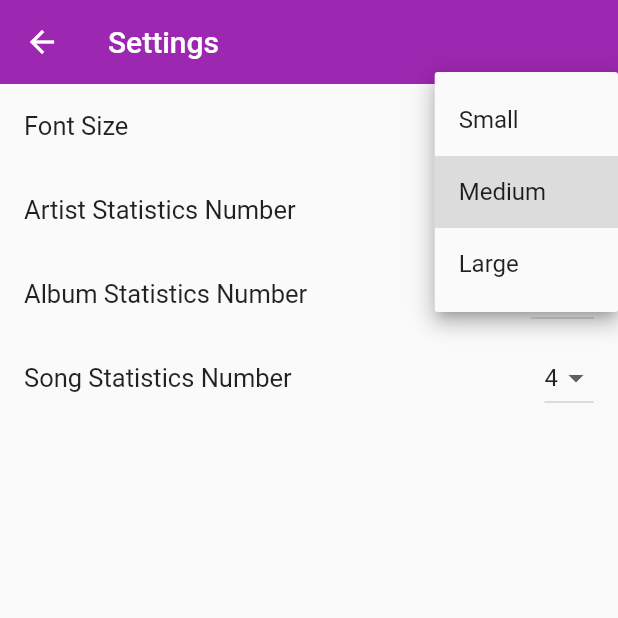
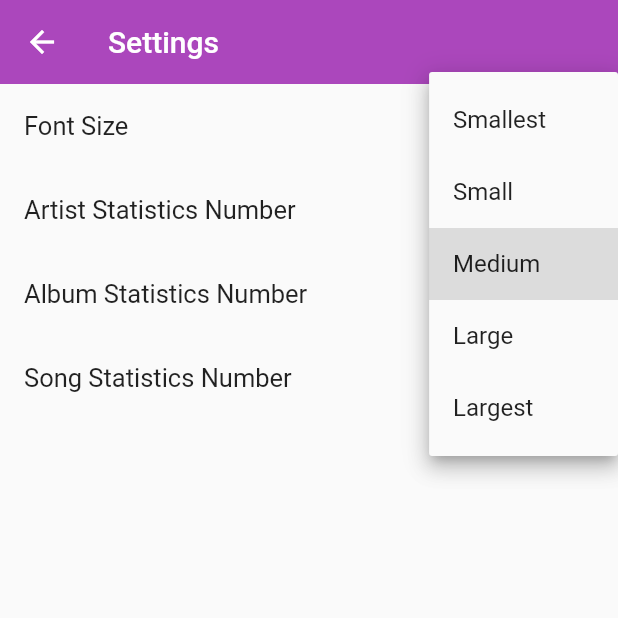
Before and after one commit to iberatkaya/playify_app, a Flutter app: the SettingsScreen screen opened directly, after a tap on "Medium", on a phone screen of 412 x 824 dp, the top half of it. Run offline on Flutter 3.47's test engine with Material 2 defaults, Android fonts, the light colour scheme and no system bars; our stand-ins replace flutter_redux, font_awesome_flutter, permission_handler, pie_chart, redux, shared_preferences and 1 more; missing offline and left inert: app_settings, flutter_statusbarcolor, playify; accounts and stored records are empty; statements that could not run were skipped.

Commit message:
Made primary color more light purple, added dates for albums

```diff
--- a/lib/main.dart
+++ b/lib/main.dart
@@ -12,7 +12,7 @@ class PlayifyApp extends StatelessWidget {
       debugShowCheckedModeBanner: false,
       title: 'Playify',
       theme: ThemeData.light().copyWith(
-          primaryColor: Colors.purple,
+          primaryColor: Colors.purple[400],
           dividerTheme: DividerThemeData(color: Colors.black54),
           iconTheme: IconThemeData(color: Colors.black)),
       darkTheme: ThemeData.dark().copyWith(
--- a/lib/screens/home.dart
+++ b/lib/screens/home.dart
@@ -41,8 +41,8 @@ class _HomeScreenState extends State<HomeScreen> with TickerProviderStateMixin {
 
   Timer timer;
 
-  double spaceRatioPlayerAndTop = 0.15;
-  double topBarContainerHeightRatio = 0.11;
+  double spaceRatioPlayerAndTop = 0.12;
+  double topBarContainerHeightRatio = 0.25;
 
   @override
   void initState() {
@@ -285,6 +285,8 @@ class _HomeScreenState extends State<HomeScreen> with TickerProviderStateMixin {
                 ),
               ],
             ),
+            padding: EdgeInsets.only(top: _height * 0.05),
+            alignment: Alignment.topCenter,
             child: Row(
               mainAxisAlignment: MainAxisAlignment.center,
               children: [
@@ -302,13 +304,12 @@ class _HomeScreenState extends State<HomeScreen> with TickerProviderStateMixin {
           ),
 
           Container(
-            padding: EdgeInsets.only(top: (_height * topBarContainerHeightRatio + 20)),
+            padding: EdgeInsets.only(top: (_height * spaceRatioPlayerAndTop)),
             child: Column(
               children: <Widget>[
                 Container(
                   child: Column(
                     children: [
-                      if (currentSong != null)
                       IgnorePointer(
                         ignoring: changing,
                         child: SlideTransition(
@@ -316,6 +317,7 @@ class _HomeScreenState extends State<HomeScreen> with TickerProviderStateMixin {
                           child: SlideTransition(
                             position: _animationOffsetRight,
                             child: GestureDetector(
+                              behavior: HitTestBehavior.opaque,
                               onTap: () {
                                 Navigator.of(context)
                                     .push(MaterialPageRoute(builder: (context) => MenuPage()));
@@ -391,16 +393,27 @@ class _HomeScreenState extends State<HomeScreen> with TickerProviderStateMixin {
                                 }
                               },
                               child: Stack(children: [
+                                if (currentSong != null)
                                   Container(
                                     decoration: BoxDecoration(
                                         color: Colors.grey[400],
                                         shape: BoxShape.rectangle,
-                                        image: DecorationImage(
-                                            image: Image.memory(currentSong.album.coverArt).image),
+                                        image: currentSong.album.coverArt != null
+                                            ? DecorationImage(
+                                                image: Image.memory(currentSong.album.coverArt).image)
+                                            : null,
                                         borderRadius: BorderRadius.circular(8)),
                                     height: MediaQuery.of(context).size.height * 0.5,
                                     width: MediaQuery.of(context).size.height * 0.5,
+                                  )
+                                else
+                                  Container(
+                                    decoration: BoxDecoration(
+                                        color: Colors.grey[400], borderRadius: BorderRadius.circular(8)),
+                                    height: MediaQuery.of(context).size.height * 0.5,
+                                    width: MediaQuery.of(context).size.height * 0.5,
                                   ),
+                                if (currentSong != null)
                                   Positioned(
                                       left: 10,
                                       bottom: 35,
@@ -416,6 +429,7 @@ class _HomeScreenState extends State<HomeScreen> with TickerProviderStateMixin {
                                                 fontWeight: FontWeight.w700,
                                                 fontSize: 18)),
                                       )),
+                                if (currentSong != null)
                                   Positioned(
                                     left: 10,
                                     bottom: 10,
@@ -445,13 +459,6 @@ class _HomeScreenState extends State<HomeScreen> with TickerProviderStateMixin {
                             ),
                           ),
                         ),
-                        )
-                      else
-                        Container(
-                          decoration:
-                              BoxDecoration(color: Colors.grey[400], borderRadius: BorderRadius.circular(8)),
-                          height: MediaQuery.of(context).size.height * 0.4,
-                          width: MediaQuery.of(context).size.width * 0.95,
                       )
                     ],
                   ),
--- a/lib/screens/settings.dart
+++ b/lib/screens/settings.dart
@@ -16,8 +16,29 @@ class SettingsScreen extends StatefulWidget {
 }
 
 class _SettingsScreenState extends State<SettingsScreen> {
-  String Function(int) fontSizeToString = (i) => (i == 15) ? "Small" : (i == 17) ? "Medium" : "Large";
-  int Function(String) stringToFontSize = (i) => (i == "Small") ? 15 : (i == "Medium") ? 17 : 19;
+  String Function(int) fontSizeToString = (int i) {
+    if (i == 15) return "Smallest";
+    if (i == 16)
+      return "Small";
+    else if (i == 17)
+      return "Medium";
+    else if (i == 18)
+      return "Large";
+    else
+      return "Largest";
+  };
+  int Function(String) stringToFontSize = (String i) {
+    if (i == "Smallest")
+      return 15;
+    else if (i == "Small")
+      return 16;
+    else if (i == "Medium")
+      return 17;
+    else if (i == "Large")
+      return 18;
+    else
+      return 19;
+  };
   bool scanning = false;
 
   Map<String, dynamic> songToMap(Song song) => {
@@ -65,7 +86,7 @@ class _SettingsScreenState extends State<SettingsScreen> {
                       ),
                       trailing: DropdownButton<String>(
                         value: fontSizeToString(settings.listTileFontSize),
-                        items: ["Small", "Medium", "Large"]
+                        items: ["Smallest", "Small", "Medium", "Large", "Largest"]
                             .map((i) => DropdownMenuItem(
                                   child: Text(i),
                                   value: i,
--- a/pubspec.yaml
+++ b/pubspec.yaml
@@ -15,7 +15,7 @@ publish_to: 'none' # Remove this line if you wish to publish to pub.dev
 # In iOS, build-name is used as CFBundleShortVersionString while build-number used as CFBundleVersion.
 # Read more about iOS versioning at
 # https://developer.apple.com/library/archive/documentation/General/Reference/InfoPlistKeyReference/Articles/CoreFoundationKeys.html
-version: 1.0.1
+version: 1.0.1+2
 
 environment:
   sdk: ">=2.7.0 <3.0.0"
@@ -25,7 +25,7 @@ dependencies:
     sdk: flutter
   shared_preferences: ^0.5.8
   toast: ^0.1.5
-  playify: ^1.1.0+1
+  playify: ^1.1.1+1
   font_awesome_flutter: ^8.8.1
   flutter_redux: ^0.6.0
   redux: ^4.0.0+3
```
Also changed, not shown: lib/screens/list.dart (+15 -6 lines), lib/screens/profile.dart (+6 -6 lines), pubspec.lock, 3 other files. Lines whose indentation alone changed are shown as unchanged.
